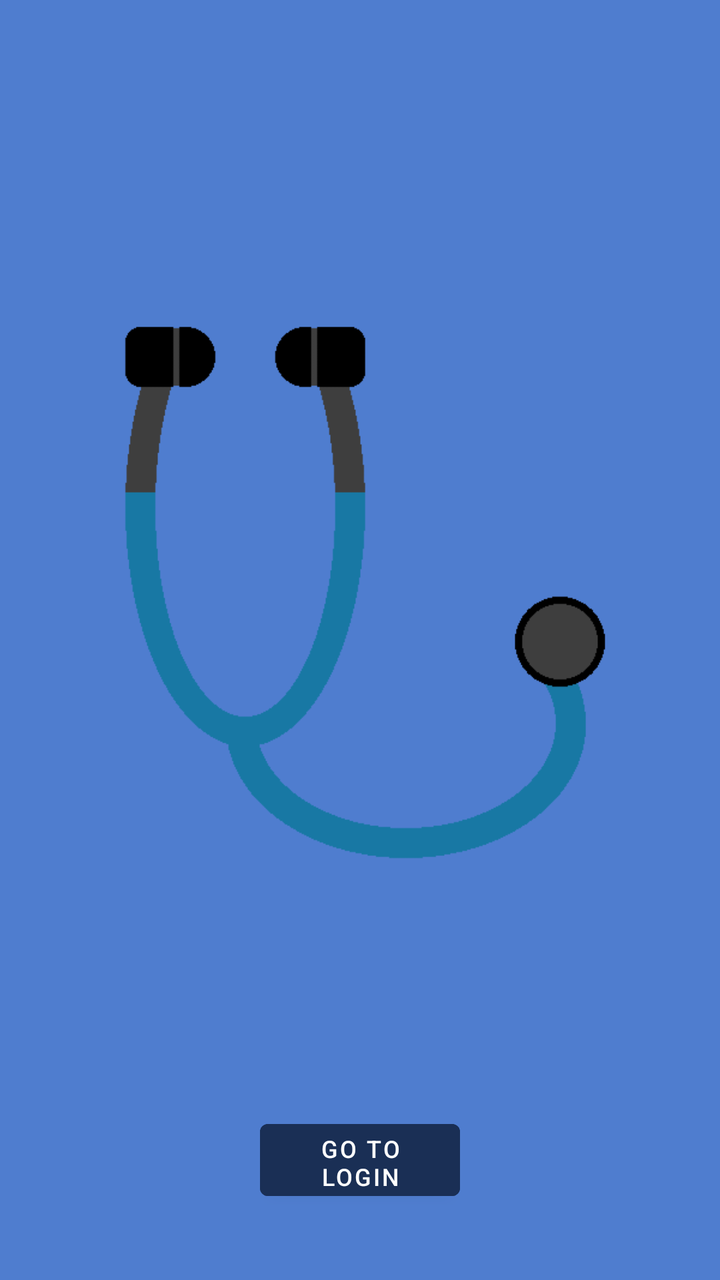
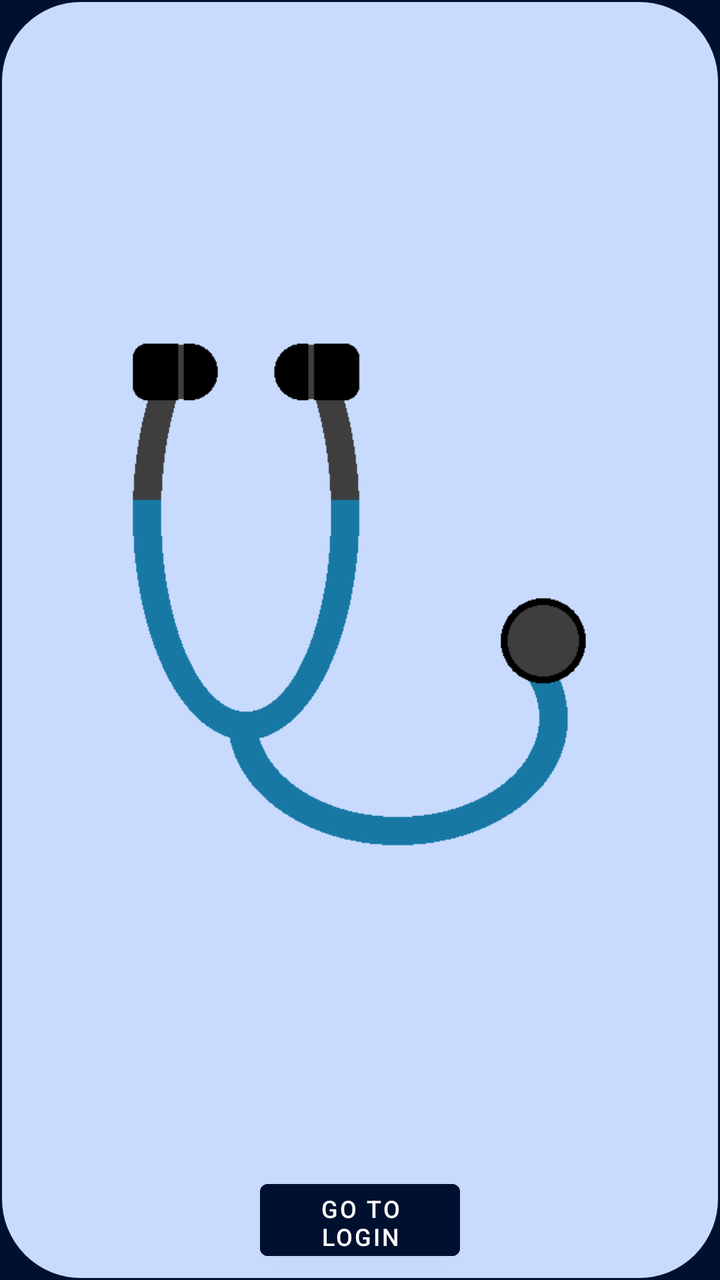

An Android layout rendered at two revisions. The XML below is the earlier revision; the diff shows what the commit changed to produce the second picture.
<!-- AndroidManifest.xml: application theme Theme.Alexandermaynard_COMP304Lab3_Ex1 -->
<!-- res/layout/activity_main.xml -->
<?xml version="1.0" encoding="utf-8"?>
<androidx.constraintlayout.widget.ConstraintLayout xmlns:android="http://schemas.android.com/apk/res/android"
    xmlns:app="http://schemas.android.com/apk/res-auto"
    xmlns:tools="http://schemas.android.com/tools"
    android:id="@+id/main"
    android:layout_width="match_parent"
    android:layout_height="match_parent"
    tools:context=".MainActivity">

    
    <ImageView
        android:id="@+id/main_image_view"
        android:layout_width="wrap_content"
        android:layout_height="wrap_content"
        android:layout_marginStart="-100dp"
        android:contentDescription="@string/app_logo_text"
        android:cropToPadding="true"
        app:layout_constraintBottom_toBottomOf="parent"
        app:layout_constraintEnd_toEndOf="parent"
        app:layout_constraintHorizontal_bias="0.495"
        app:layout_constraintStart_toStartOf="parent"
        app:layout_constraintTop_toTopOf="parent"
        app:layout_constraintVertical_bias="0.331"
        app:srcCompat="@drawable/stethoscope" />

    
    <Button
        android:id="@+id/to_login_page_btn"
        style="@style/regular_button"
        android:text="@string/to_login_page_btn_text"
        app:layout_constraintBottom_toBottomOf="parent"
        app:layout_constraintEnd_toEndOf="parent"
        app:layout_constraintStart_toStartOf="parent" />

</androidx.constraintlayout.widget.ConstraintLayout>
<!-- resources referenced by this layout -->
<resources>
  <!-- drawable stethoscope: png bitmap (drawable, 4568 bytes) -->
  <string name="app_logo_text">Cartoon stethoscope image</string>
  <string name="to_login_page_btn_text">Go to login</string>
  <style name="regular_button">
          <item name="android:layout_width">100dp</item>
          <item name="android:layout_height">48dp</item>
          <item name="android:textColor">@color/white</item>
          <item name="android:backgroundTint">@color/dark_blue</item>
          <item name="android:layout_marginBottom">36dp</item>
          <item name="android:textSize">12sp</item>
      </style>
  <style name="Theme.Alexandermaynard_COMP304Lab3_Ex1" parent="Base.Theme.Alexandermaynard_COMP304Lab3_Ex1" />
  <color name="white">#FFFFFFFF</color>
  <color name="dark_blue">#1A2F55</color>
  <style name="Base.Theme.Alexandermaynard_COMP304Lab3_Ex1" parent="Theme.MaterialComponents.DayNight.DarkActionBar">
          
          <item name="colorPrimary">@color/dark_blue</item>
          <item name="colorSecondary">@color/white</item>
          <item name="android:textColor">@color/dark_blue</item>
          <item name="android:windowBackground">@color/light_blue</item>
          <item name="android:textSize">18sp</item>
      </style>
  <color name="light_blue">#4F7DCF</color>
</resources>

<!-- the commit's change to res/layout/activity_main.xml (unified diff, before → after) -->
@@ -5,6 +5,8 @@
     android:id="@+id/main"
     android:layout_width="match_parent"
     android:layout_height="match_parent"
+    style="@style/activity_frame_layout_margin"
+    android:background="@drawable/content_frame_border"
     tools:context=".MainActivity">
 
     
<!-- resource entries referenced after the edit -->
@@ -1,27 +1,42 @@
 <!-- resources referenced by this layout -->
 <resources>
+  <!-- drawable content_frame_border (drawable) -->
+  <?xml version="1.0" encoding="utf-8"?>
+  <shape xmlns:android="http://schemas.android.com/apk/res/android">
+      
+      <solid android:color="@color/light_blue"/>
+      
+      <corners android:radius="40dp"/>
+      
+      <stroke android:width="1dp" android:color="@color/dark_blue"/>
+      
+      <padding android:bottom="0dp" android:left="10dp" android:right="10dp" android:top="0dp"/>
+  </shape>
   <!-- drawable stethoscope: png bitmap (drawable, 4568 bytes) -->
   <string name="app_logo_text">Cartoon stethoscope image</string>
   <string name="to_login_page_btn_text">Go to login</string>
+  <style name="activity_frame_layout_margin">
+          <item name="android:layout_margin">10dp</item>
+      </style>
   <style name="regular_button">
           <item name="android:layout_width">100dp</item>
           <item name="android:layout_height">48dp</item>
           <item name="android:textColor">@color/white</item>
           <item name="android:backgroundTint">@color/dark_blue</item>
-          <item name="android:layout_marginBottom">36dp</item>
+          <item name="android:layout_marginBottom">6dp</item>
           <item name="android:textSize">12sp</item>
       </style>
   <style name="Theme.Alexandermaynard_COMP304Lab3_Ex1" parent="Base.Theme.Alexandermaynard_COMP304Lab3_Ex1" />
   <color name="white">#FFFFFFFF</color>
-  <color name="dark_blue">#1A2F55</color>
+  <color name="dark_blue">#001130</color>
   <style name="Base.Theme.Alexandermaynard_COMP304Lab3_Ex1" parent="Theme.MaterialComponents.DayNight.DarkActionBar">
           
           <item name="colorPrimary">@color/dark_blue</item>
           <item name="colorSecondary">@color/white</item>
-          <item name="android:textColor">@color/dark_blue</item>
-          <item name="android:windowBackground">@color/light_blue</item>
+          <item name="android:textColor">@color/white</item>
+          <item name="android:windowBackground">@color/dark_blue</item>
           <item name="android:textSize">18sp</item>
       </style>
-  <color name="light_blue">#4F7DCF</color>
+  <color name="light_blue">#C8DBFF</color>
 </resources>
 
